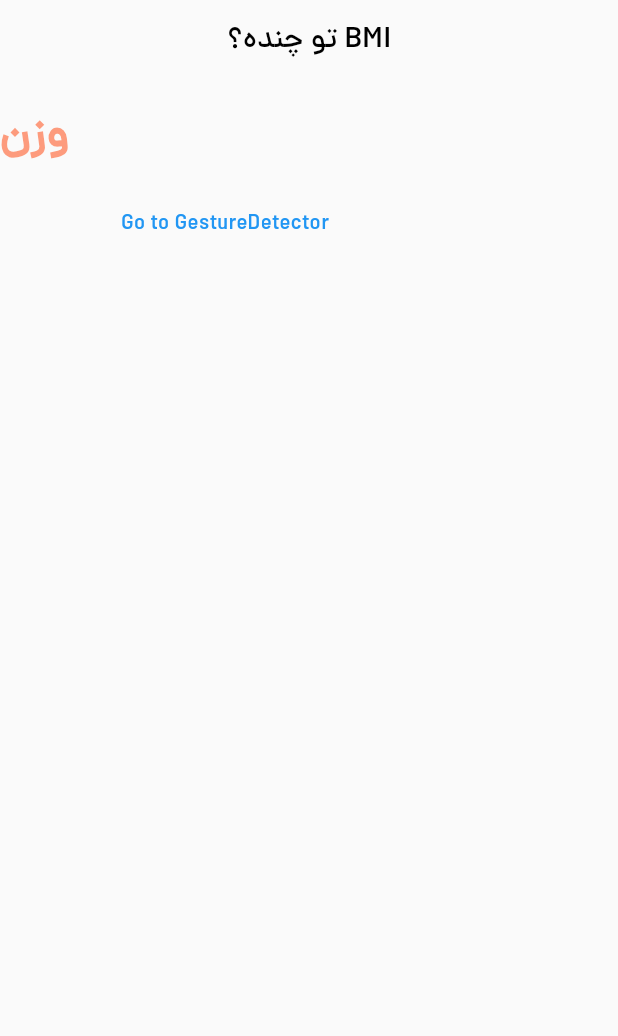
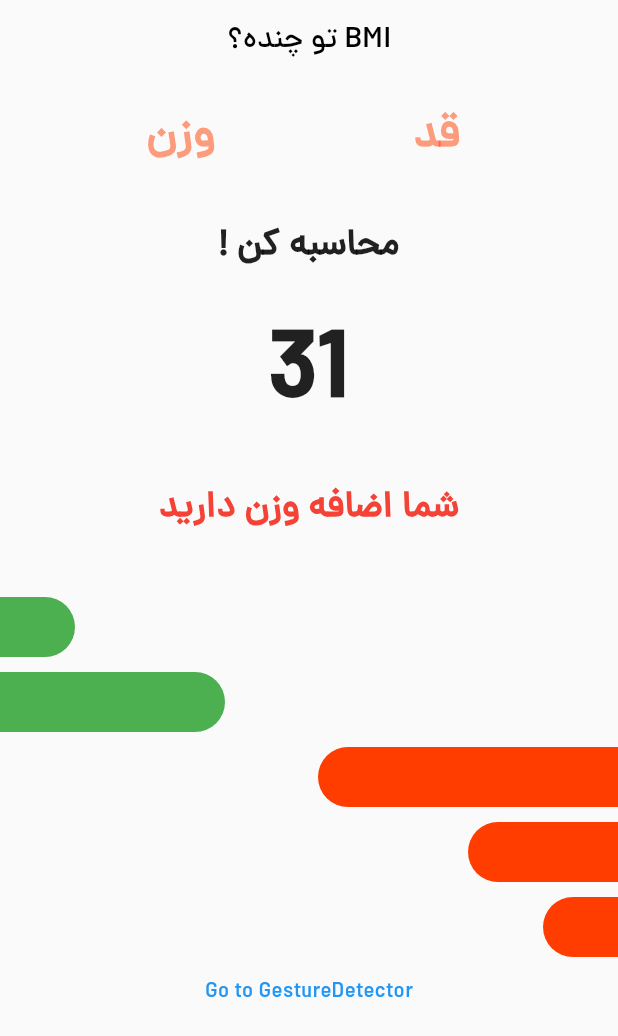
Before and after one commit to mehrdadmoradi001/Calculate-BMI, a Flutter app: the screen it shows after launch, on a phone screen of 412 x 824 dp. Shown: the top 1036 px of the screen. Run offline on Flutter 3.47's test engine with Material 2 defaults, Android fonts, the phone set to English and light mode, and no system bars; our stand-ins replace hexcolor.

Commit message:
1- Add property =>TextEditingController for TextField Widget

```diff
--- a/lib/bmi_main.dart
+++ b/lib/bmi_main.dart
@@ -1,13 +1,50 @@
 import 'package:calculate_bmi/constants/constants.dart';
 import 'package:calculate_bmi/pages/gesture_detector_page.dart';
+import 'package:calculate_bmi/widgets/left_shape_background.dart';
+import 'package:calculate_bmi/widgets/right_shape_background.dart';
 import 'package:flutter/material.dart';
 
-class BMIMain extends StatelessWidget {
+class BMIMain extends StatefulWidget {
   const BMIMain({Key? key}) : super(key: key);
+
+  @override
+  State<BMIMain> createState() => _BMIMainState();
+}
+
+class _BMIMainState extends State<BMIMain> {
+   final  weightController = TextEditingController();
+   final heightController = TextEditingController();
+
+
+  Widget _getTextField(String stringHint,TextEditingController Controller)  {
+
+    return Container(
+      width: 100,
+      child: TextField(
+        controller: Controller,    //
+        textAlign: TextAlign.center,
+        style: TextStyle(
+          fontSize: 30,
+          fontWeight: FontWeight.bold,
+          color: orangeBackground,
+        ),
+        keyboardType: TextInputType.number,
+        //
+        decoration: InputDecoration(
+          border: InputBorder.none,
+          hintText: '$stringHint',
+          hintStyle: TextStyle(
+            color: orangeBackground.withOpacity(0.5),
+          ),
+        ),
+      ),
+    );
+  }
 
   @override
   Widget build(BuildContext context) {
     return Scaffold(
+      resizeToAvoidBottomInset: false,
       appBar: AppBar(
         title: Text(
           'تو چنده؟ BMI',
@@ -20,29 +57,56 @@ class BMIMain extends StatelessWidget {
       body: SafeArea(
         child: Column(
           children: [
-            Container(
-              width: 300,
-              child: TextField(
-                style: TextStyle(
-                  fontSize: 30,
-                  fontWeight: FontWeight.bold,
-                  color: orangeBackground,
-                ),
-                keyboardType: TextInputType.number, //
-                decoration: InputDecoration(
-                  border: InputBorder.none,
-                  hintText: 'وزن',
-                  hintStyle: TextStyle(
-                    color: orangeBackground.withOpacity(0.5),
-                  ),
-                ),
+            Row(
+              mainAxisAlignment: MainAxisAlignment.spaceEvenly,
+              children: [
+                _getTextField('وزن',weightController),
+                _getTextField('قد',heightController),
+              ],
+            ),
+            SizedBox(height: 20),
+            InkWell(
+              onTap: () {
+                print(weightController.text);
+                print(heightController.text);
+              },
+              child: Text(
+                '! محاسبه کن',
+                style: TextStyle(fontSize: 24, fontWeight: FontWeight.bold),
               ),
             ),
+            SizedBox(height: 20),
+            Text(
+              '31',
+              style: TextStyle(fontSize: 64, fontWeight: FontWeight.bold),
+            ),
+            SizedBox(height: 20),
+            Text(
+              'شما اضافه وزن دارید',
+              style: TextStyle(
+                  fontSize: 24, fontWeight: FontWeight.bold, color: Colors.red),
+            ),
+            SizedBox(height: 40),
+            LeftShape(
+              width: 50,
+            ),
+            SizedBox(height: 10),
+            LeftShape(
+              width: 150,
+            ),
+            SizedBox(height: 10),
+            RightShape(width: 200),
+            SizedBox(height: 10),
+            RightShape(width: 100),
+            SizedBox(height: 10),
+            RightShape(width: 50),
             TextButton(
               onPressed: () {
                 Navigator.of(context).push(
                   MaterialPageRoute(
-                    builder: (BuildContext context){return GestureDetectorPage();},
+                    builder: (BuildContext context) {
+                      return GestureDetectorPage();
+                    },
                   ),
                 );
               },
```
Also changed, not shown: lib/pages/gesture_detector_page.dart (+33 -3 lines).
